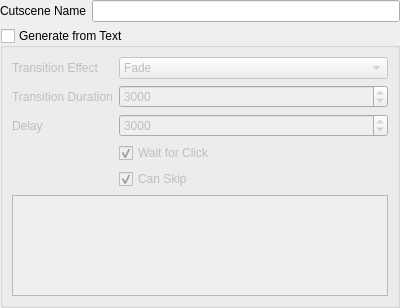
Qt form res/forms/WizardPageCutscene.ui (tedvalson/NovelTea) before a commit.
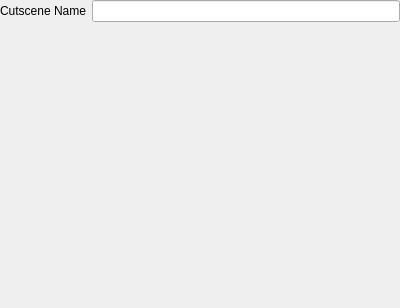
The same form after that commit.

Commit message: Editor: Remove obsolete Cutscene generator from wizard

Patch:
```diff
--- a/res/forms/WizardPageCutscene.ui
+++ b/res/forms/WizardPageCutscene.ui
@@ -43,130 +43,6 @@
      </item>
     </layout>
    </item>
-   <item>
-    <widget class="QGroupBox" name="groupBox">
-     <property name="title">
-      <string>Generate from Text</string>
-     </property>
-     <property name="checkable">
-      <bool>true</bool>
-     </property>
-     <property name="checked">
-      <bool>false</bool>
-     </property>
-     <layout class="QVBoxLayout" name="verticalLayout_2">
-      <item>
-       <layout class="QFormLayout" name="formLayout_2">
-        <property name="fieldGrowthPolicy">
-         <enum>QFormLayout::AllNonFixedFieldsGrow</enum>
-        </property>
-        <property name="horizontalSpacing">
-         <number>6</number>
-        </property>
-        <property name="bottomMargin">
-         <number>0</number>
-        </property>
-        <item row="0" column="0">
-         <widget class="QLabel" name="label_2">
-          <property name="text">
-           <string>Transition Effect</string>
-          </property>
-         </widget>
-        </item>
-        <item row="0" column="1">
-         <widget class="QComboBox" name="comboTransitionEffect">
-          <property name="currentIndex">
-           <number>1</number>
-          </property>
-          <item>
-           <property name="text">
-            <string>None</string>
-           </property>
-          </item>
-          <item>
-           <property name="text">
-            <string>Fade</string>
-           </property>
-          </item>
-          <item>
-           <property name="text">
-            <string>Fade Across</string>
-           </property>
-          </item>
-         </widget>
-        </item>
-        <item row="1" column="0">
-         <widget class="QLabel" name="label_3">
-          <property name="text">
-           <string>Transition Duration</string>
-          </property>
-         </widget>
-        </item>
-        <item row="2" column="0">
-         <widget class="QLabel" name="label_5">
-          <property name="text">
-           <string>Delay</string>
-          </property>
-         </widget>
-        </item>
-        <item row="3" column="1">
-         <widget class="QCheckBox" name="checkBoxWait">
-          <property name="text">
-           <string>Wait for Click</string>
-          </property>
-          <property name="checked">
-           <bool>true</bool>
-          </property>
-         </widget>
-        </item>
-        <item row="4" column="1">
-         <widget class="QCheckBox" name="checkBoxCanSkip">
-          <property name="text">
-           <string>Can Skip</string>
-          </property>
-          <property name="checked">
-           <bool>true</bool>
-          </property>
-         </widget>
-        </item>
-        <item row="1" column="1">
-         <widget class="QSpinBox" name="spinBoxDuration">
-          <property name="maximum">
-           <number>100000</number>
-          </property>
-          <property name="singleStep">
-           <number>100</number>
-          </property>
-          <property name="value">
-           <number>3000</number>
-          </property>
-         </widget>
-        </item>
-        <item row="2" column="1">
-         <widget class="QSpinBox" name="spinBoxDelay">
-          <property name="maximum">
-           <number>100000</number>
-          </property>
-          <property name="singleStep">
-           <number>100</number>
-          </property>
-          <property name="value">
-           <number>3000</number>
-          </property>
-         </widget>
-        </item>
-       </layout>
-      </item>
-      <item>
-       <widget class="QTextEdit" name="textEdit">
-        <property name="placeholderText">
-         <string>&lt;Text segments separated by newlines&gt;</string>
-        </property>
-       </widget>
-      </item>
-     </layout>
-    </widget>
-   </item>
   </layout>
  </widget>
  <resources/>
```
The commit also changes 2 other files.
